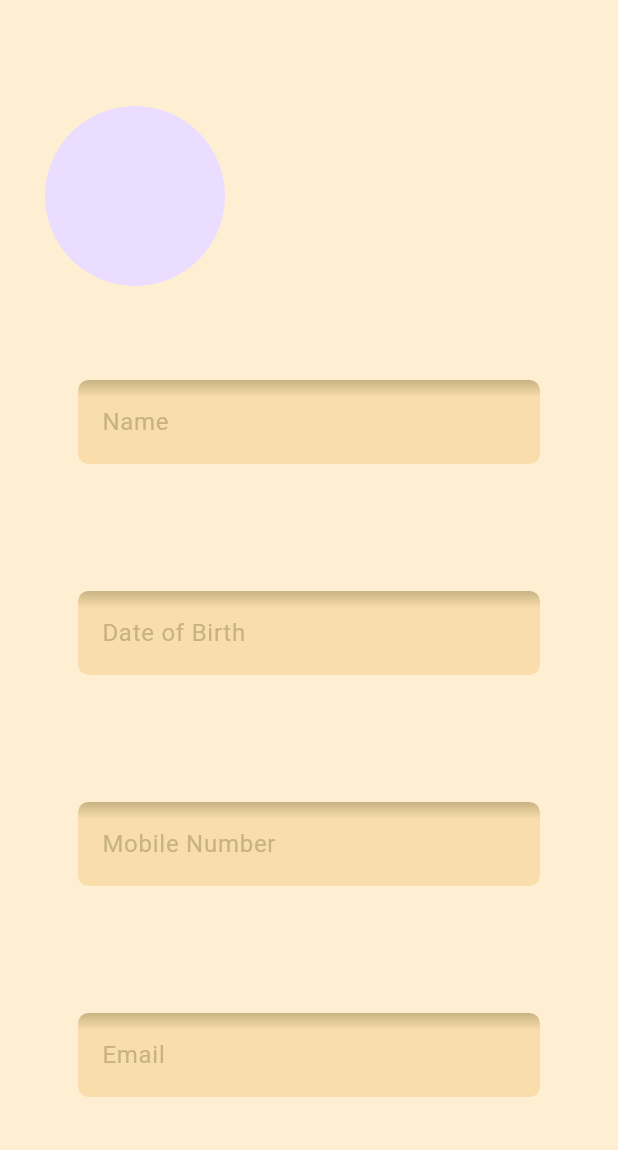
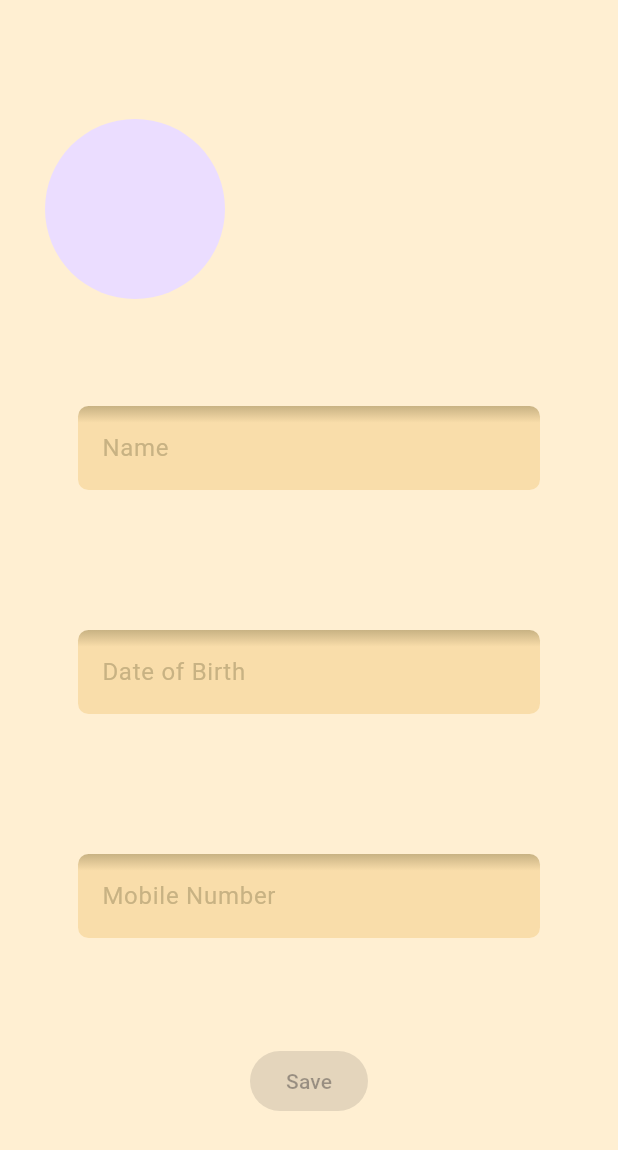
Before and after one commit to jenny0630-ax/Safety-Necklace, a Flutter app: the Profilescreen screen opened by its route, on a phone screen of 412 x 824 dp. Shown: the top 1150 px of the screen. Run offline on Flutter 3.47's test engine with Material 3 defaults, Android fonts, the phone set to English and light mode, and no system bars; our stand-ins replace firebase_auth, firebase_core, firebase_database, flutter_map, google_fonts, image_picker and 1 more; accounts and stored records are empty; generated files the repository leaves out were written again.

Commit message:
Profile screen

```diff
--- a/safetynecklaceapp/lib/screens/profilescreen.dart
+++ b/safetynecklaceapp/lib/screens/profilescreen.dart
@@ -14,6 +14,17 @@ class Profilescreen extends StatefulWidget {
 
 class _ProfilescreenState extends State<Profilescreen> {
   XFile? _profileImage;
+
+  TextEditingController nameController = TextEditingController();
+  TextEditingController dobController = TextEditingController();
+  TextEditingController mobileController = TextEditingController();
+  // TextEditingController emailController = TextEditingController();
+
+  bool canSaveProfileData() {
+    return nameController.text.isNotEmpty &&
+        dobController.text.isNotEmpty &&
+        mobileController.text.isNotEmpty;
+  }
 
   @override
   Widget build(BuildContext context) {
@@ -51,10 +62,35 @@ class _ProfilescreenState extends State<Profilescreen> {
                         : null,
                   ),
                 ),
-                Styledtextfield(labelText: "Name"),
-                Styledtextfield(labelText: "Date of Birth"),
-                Styledtextfield(labelText: "Mobile Number"),
-                Styledtextfield(labelText: "Email"),
+                Styledtextfield(controller: nameController, labelText: "Name"),
+                Styledtextfield(
+                  controller: dobController,
+                  labelText: "Date of Birth",
+                ),
+                Styledtextfield(
+                  controller: mobileController,
+                  labelText: "Mobile Number",
+                ),
+
+                // Styledtextfield(
+                //   controller: emailController,
+                //   labelText: "Email",
+                // ),
+                Center(
+                  child: ElevatedButton(
+                    onPressed: canSaveProfileData()
+                        ? () {
+                            Data.saveProfileData(
+                              name: nameController.text,
+                              dob: dobController.text,
+                              mobile: mobileController.text,
+                              // email: emailController.text,
+                            );
+                          }
+                        : null,
+                    child: Text("Save"),
+                  ),
+                ),
               ],
             ),
           ),
--- a/safetynecklaceapp/lib/services/data.dart
+++ b/safetynecklaceapp/lib/services/data.dart
@@ -23,4 +23,22 @@ class Data {
     );
     ref.set(byteString);
   }
+
+  static void saveProfileData({
+    required String name,
+    required String dob,
+    required String mobile,
+    // required String email,
+  }) {
+    String uid = Auth().currentUser!.uid;
+    DatabaseReference ref = FirebaseDatabase.instance.ref(
+      'users/$uid/profileData',
+    );
+    ref.set({
+      'name': name,
+      'dob': dob,
+      'mobile': mobile,
+      // 'email': email
+    });
+  }
 }
```
